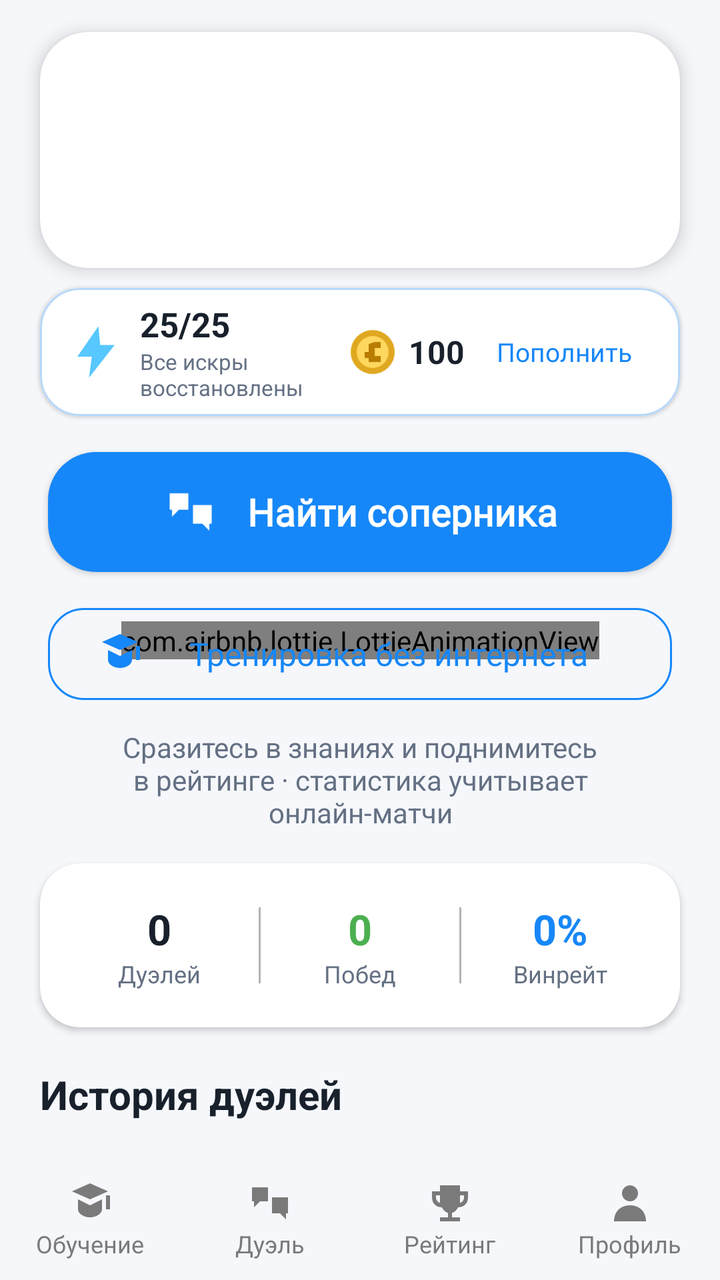
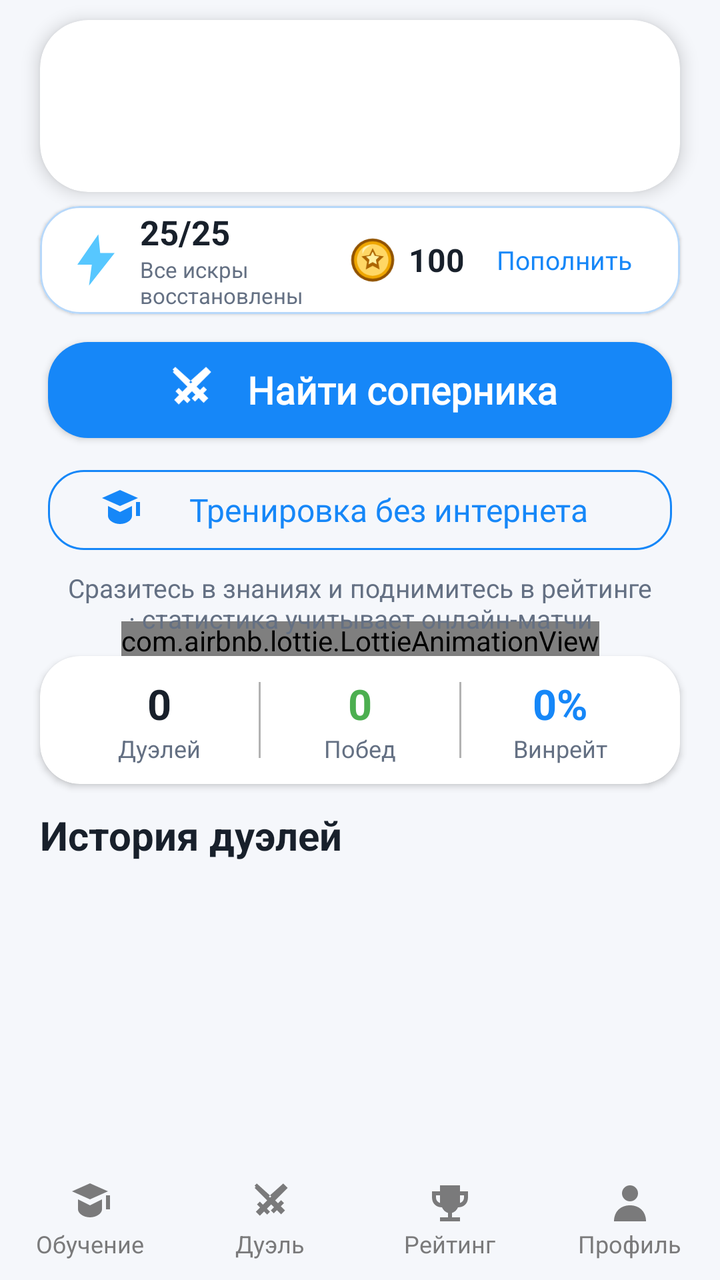

Before-and-after screenshots of an Android layout around one commit, followed by the original layout XML and the change that was made.
<!-- AndroidManifest.xml: application theme Theme.Duelingo -->
<!-- res/layout/activity_menu.xml -->
<androidx.constraintlayout.widget.ConstraintLayout
    xmlns:android="http://schemas.android.com/apk/res/android"
    xmlns:app="http://schemas.android.com/apk/res-auto"
    xmlns:tools="http://schemas.android.com/tools"
    android:layout_width="match_parent"
    android:layout_height="match_parent"
    android:background="?attr/backgroundColor">



    <LinearLayout
        android:id="@+id/searchOverlay"
        android:layout_width="match_parent"
        android:layout_height="match_parent"
        android:visibility="gone"
        android:background="#F21B2433"
        android:clickable="true"
        android:elevation="48dp"
        android:focusable="true"
        android:gravity="center"
        android:orientation="vertical"
        app:layout_constraintBottom_toBottomOf="parent"
        app:layout_constraintEnd_toEndOf="parent"
        app:layout_constraintStart_toStartOf="parent"
        app:layout_constraintTop_toTopOf="parent">

        <ProgressBar
            android:id="@+id/progressBar"
            android:layout_width="80dp"
            android:layout_height="80dp"
            android:indeterminateTint="@color/white"
            android:elevation="12dp"
            app:layout_constraintBottom_toBottomOf="parent"
            app:layout_constraintEnd_toEndOf="parent"
            app:layout_constraintStart_toStartOf="parent"
            app:layout_constraintTop_toTopOf="parent" />

        <TextView
            android:layout_width="wrap_content"
            android:layout_height="wrap_content"
            android:text="@string/searching_for_opponent"
            android:textColor="@color/white"
            android:textSize="16sp"
            android:layout_marginTop="16dp"/>

        <com.google.android.material.button.MaterialButton
            android:id="@+id/btnCancelSearch"
            android:layout_width="wrap_content"
            android:layout_height="wrap_content"
            android:text="@string/cancel_duel_search"
            android:textColor="@color/white"
            android:layout_marginTop="24dp"
            app:backgroundTint="@android:color/transparent"
            app:cornerRadius="18dp"
            app:strokeColor="@color/white"
            app:strokeWidth="1dp" />
    </LinearLayout>

    <com.airbnb.lottie.LottieAnimationView
        android:id="@+id/animationView"
        android:layout_width="wrap_content"
        android:layout_height="wrap_content"
        app:layout_constraintBottom_toBottomOf="parent"
        app:layout_constraintEnd_toEndOf="parent"
        app:layout_constraintStart_toStartOf="parent"
        app:layout_constraintTop_toTopOf="parent"/>

    
    <com.google.android.material.card.MaterialCardView
        android:id="@+id/duelHeroCard"
        android:layout_width="0dp"
        android:layout_height="118dp"
        android:layout_marginHorizontal="20dp"
        android:layout_marginTop="16dp"
        app:cardCornerRadius="24dp"
        app:cardElevation="5dp"
        app:layout_constraintEnd_toEndOf="parent"
        app:layout_constraintStart_toStartOf="parent"
        app:layout_constraintTop_toTopOf="parent">

        <ImageView
            android:id="@+id/duelHeroImage"
            android:layout_width="match_parent"
            android:layout_height="match_parent"
            android:contentDescription="@string/duel_hero_description"
            android:scaleType="centerCrop" />
    </com.google.android.material.card.MaterialCardView>

    <com.google.android.material.card.MaterialCardView
        android:id="@+id/duelEconomyCard"
        android:layout_width="0dp"
        android:layout_height="64dp"
        android:layout_marginHorizontal="20dp"
        android:layout_marginTop="10dp"
        app:cardBackgroundColor="?attr/cardBackgroundColor"
        app:cardCornerRadius="20dp"
        app:strokeColor="@color/word_chip_stroke"
        app:strokeWidth="1dp"
        app:layout_constraintEnd_toEndOf="parent"
        app:layout_constraintStart_toStartOf="parent"
        app:layout_constraintTop_toBottomOf="@id/duelHeroCard">

        <LinearLayout
            android:layout_width="match_parent"
            android:layout_height="match_parent"
            android:gravity="center_vertical"
            android:orientation="horizontal"
            android:paddingHorizontal="14dp">

            <ImageView
                android:layout_width="28dp"
                android:layout_height="28dp"
                android:contentDescription="@string/rush_sparks"
                android:src="@drawable/ic_rush_spark" />

            <LinearLayout
                android:layout_width="0dp"
                android:layout_height="wrap_content"
                android:layout_marginStart="8dp"
                android:layout_weight="1"
                android:orientation="vertical">

                <TextView
                    android:id="@+id/rushBalanceText"
                    android:layout_width="wrap_content"
                    android:layout_height="wrap_content"
                    android:text="25/25"
                    android:textColor="?attr/textColor"
                    android:textSize="17sp"
                    android:textStyle="bold" />

                <TextView
                    android:id="@+id/rushTimerText"
                    android:layout_width="wrap_content"
                    android:layout_height="wrap_content"
                    android:text="@string/rush_sparks_ready"
                    android:textColor="?attr/secondaryTextColor"
                    android:textSize="11sp" />
            </LinearLayout>

            <ImageView
                android:layout_width="24dp"
                android:layout_height="24dp"
                android:contentDescription="@null"
                android:src="@drawable/ic_gold_coin" />

            <TextView
                android:id="@+id/goldBalanceText"
                android:layout_width="wrap_content"
                android:layout_height="wrap_content"
                android:layout_marginStart="6dp"
                android:minWidth="34dp"
                android:text="100"
                android:textColor="?attr/textColor"
                android:textSize="16sp"
                android:textStyle="bold" />

            <com.google.android.material.button.MaterialButton
                android:id="@+id/refillRushButton"
                style="@style/Widget.Material3.Button.TextButton"
                android:layout_width="wrap_content"
                android:layout_height="46dp"
                android:minWidth="0dp"
                android:paddingHorizontal="10dp"
                android:text="@string/open_rush_store"
                android:textAllCaps="false"
                android:textSize="13sp" />
        </LinearLayout>
    </com.google.android.material.card.MaterialCardView>

    <com.google.android.material.button.MaterialButton
        android:id="@+id/btnDuel"
        android:layout_width="0dp"
        android:layout_height="72dp"
        android:layout_marginHorizontal="24dp"
        android:layout_marginTop="12dp"
        android:text="@string/start_duel_search"
        android:textColor="@android:color/white"
        android:textSize="19sp"
        android:textStyle="bold"
        android:elevation="8dp"
        app:backgroundTint="@color/blue_primary"
        app:cornerRadius="24dp"
        app:icon="@drawable/swords24"
        app:iconGravity="textStart"
        app:iconPadding="14dp"
        app:iconSize="28dp"
        app:iconTint="@color/white"
        app:layout_constraintStart_toStartOf="parent"
        app:layout_constraintEnd_toEndOf="parent"
        app:layout_constraintTop_toBottomOf="@id/duelEconomyCard"
        tools:ignore="MissingConstraints" />

    <TextView
        android:id="@+id/duelSubtitle"
        android:layout_width="0dp"
        android:layout_height="wrap_content"
        android:layout_marginHorizontal="32dp"
        android:layout_marginTop="10dp"
        android:gravity="center"
        android:text="@string/duel_subtitle"
        android:textColor="?attr/secondaryTextColor"
        android:textSize="14sp"
        app:layout_constraintEnd_toEndOf="parent"
        app:layout_constraintStart_toStartOf="parent"
        app:layout_constraintTop_toBottomOf="@id/btnOfflineDuel" />

    <com.google.android.material.button.MaterialButton
        android:id="@+id/btnOfflineDuel"
        style="@style/Widget.Material3.Button.OutlinedButton"
        android:layout_width="0dp"
        android:layout_height="54dp"
        android:layout_marginHorizontal="24dp"
        android:layout_marginTop="8dp"
        android:text="@string/start_offline_duel"
        android:textAllCaps="false"
        android:textSize="16sp"
        app:cornerRadius="18dp"
        app:icon="@drawable/graduation24"
        app:iconTint="@color/blue_primary"
        app:strokeColor="@color/blue_primary"
        app:strokeWidth="1dp"
        app:layout_constraintEnd_toEndOf="parent"
        app:layout_constraintStart_toStartOf="parent"
        app:layout_constraintTop_toBottomOf="@id/btnDuel" />

    <TextView
        android:id="@+id/historyTitle"
        android:layout_width="wrap_content"
        android:layout_height="wrap_content"
        android:text="@string/duel_history"
        android:textColor="?attr/textColor"
        android:textSize="20sp"
        android:textStyle="bold"
        android:layout_marginTop="20dp"
        android:layout_marginStart="20dp"
        app:layout_constraintTop_toBottomOf="@id/duelStatsCard"
        app:layout_constraintStart_toStartOf="parent"/>

    <com.google.android.material.card.MaterialCardView
        android:id="@+id/duelStatsCard"
        android:layout_width="0dp"
        android:layout_height="82dp"
        android:layout_marginHorizontal="20dp"
        android:layout_marginTop="16dp"
        app:cardBackgroundColor="?attr/cardBackgroundColor"
        app:cardCornerRadius="20dp"
        app:cardElevation="2dp"
        app:layout_constraintEnd_toEndOf="parent"
        app:layout_constraintStart_toStartOf="parent"
        app:layout_constraintTop_toBottomOf="@id/duelSubtitle">

        <LinearLayout
            android:layout_width="match_parent"
            android:layout_height="match_parent"
            android:gravity="center"
            android:orientation="horizontal"
            android:paddingHorizontal="10dp">

            <LinearLayout
                android:layout_width="0dp"
                android:layout_height="wrap_content"
                android:layout_weight="1"
                android:gravity="center"
                android:orientation="vertical">
                <TextView android:id="@+id/duelsPlayedValue" android:layout_width="wrap_content" android:layout_height="wrap_content" android:text="@string/value_zero" android:textColor="?attr/textColor" android:textSize="21sp" android:textStyle="bold" />
                <TextView android:layout_width="wrap_content" android:layout_height="wrap_content" android:text="@string/duels_played" android:textColor="?attr/secondaryTextColor" android:textSize="12sp" />
            </LinearLayout>

            <View android:layout_width="1dp" android:layout_height="38dp" android:background="?attr/dividerColor" />

            <LinearLayout
                android:layout_width="0dp"
                android:layout_height="wrap_content"
                android:layout_weight="1"
                android:gravity="center"
                android:orientation="vertical">
                <TextView android:id="@+id/duelsWonValue" android:layout_width="wrap_content" android:layout_height="wrap_content" android:text="@string/value_zero" android:textColor="@color/green_primary" android:textSize="21sp" android:textStyle="bold" />
                <TextView android:layout_width="wrap_content" android:layout_height="wrap_content" android:text="@string/duels_won" android:textColor="?attr/secondaryTextColor" android:textSize="12sp" />
            </LinearLayout>

            <View android:layout_width="1dp" android:layout_height="38dp" android:background="?attr/dividerColor" />

            <LinearLayout
                android:layout_width="0dp"
                android:layout_height="wrap_content"
                android:layout_weight="1"
                android:gravity="center"
                android:orientation="vertical">
                <TextView android:id="@+id/duelWinRateValue" android:layout_width="wrap_content" android:layout_height="wrap_content" android:text="@string/percentage_zero" android:textColor="@color/blue_primary" android:textSize="21sp" android:textStyle="bold" />
                <TextView android:layout_width="wrap_content" android:layout_height="wrap_content" android:text="@string/duel_win_rate" android:textColor="?attr/secondaryTextColor" android:textSize="12sp" />
            </LinearLayout>
        </LinearLayout>
    </com.google.android.material.card.MaterialCardView>

    <androidx.recyclerview.widget.RecyclerView
        android:id="@+id/duelHistoryRecyclerView"
        android:layout_width="match_parent"
        android:layout_height="0dp"
        android:layout_marginTop="16dp"
        android:clipToPadding="true"
        android:background="?attr/backgroundColor"
        android:paddingBottom="8dp"
        app:layout_constraintTop_toBottomOf="@id/historyTitle"
        app:layout_constraintBottom_toTopOf="@id/linearLayout2"/>

    <LinearLayout
        android:id="@+id/emptyHistoryContainer"
        android:layout_width="0dp"
        android:layout_height="0dp"
        android:gravity="center"
        android:orientation="horizontal"
        android:paddingHorizontal="20dp"
        android:paddingVertical="10dp"
        android:visibility="gone"
        app:layout_constraintBottom_toTopOf="@id/linearLayout2"
        app:layout_constraintEnd_toEndOf="parent"
        app:layout_constraintStart_toStartOf="parent"
        app:layout_constraintTop_toBottomOf="@id/historyTitle">

        <ImageView
            android:layout_width="44dp"
            android:layout_height="44dp"
            android:alpha="0.85"
            android:contentDescription="@null"
            android:src="@drawable/swords24"
            app:tint="@color/blue_primary" />

        <LinearLayout
            android:layout_width="0dp"
            android:layout_height="wrap_content"
            android:layout_marginStart="14dp"
            android:layout_weight="1"
            android:orientation="vertical">

            <TextView
                android:layout_width="match_parent"
                android:layout_height="wrap_content"
                android:text="@string/empty_duel_history_title"
                android:textColor="?attr/textColor"
                android:textSize="17sp"
                android:textStyle="bold" />

            <TextView
                android:layout_width="match_parent"
                android:layout_height="wrap_content"
                android:layout_marginTop="3dp"
                android:breakStrategy="balanced"
                android:maxLines="3"
                android:text="@string/empty_duel_history_text"
                android:textColor="?attr/secondaryTextColor"
                android:textSize="13sp" />
        </LinearLayout>
    </LinearLayout>

    <LinearLayout
        android:id="@+id/linearLayout2"
        android:layout_width="match_parent"
        android:layout_height="60dp"
        android:background="?attr/backgroundColor"
        android:orientation="horizontal"
        app:layout_constraintBottom_toBottomOf="parent">

        <LinearLayout
            android:id="@+id/tests"
            android:layout_width="0dp"
            android:layout_height="match_parent"
            android:layout_weight="1"
            android:background="?attr/selectableItemBackgroundBorderless"
            android:gravity="center"
            android:orientation="vertical">

            <FrameLayout
                android:layout_width="wrap_content"
                android:layout_height="wrap_content">

                <ImageView
                    android:id="@+id/testIcon"
                    android:layout_width="24dp"
                    android:layout_height="24dp"
                    android:contentDescription="@string/nav_learning"
                    android:src="@drawable/graduation24" />

                <com.airbnb.lottie.LottieAnimationView
                    android:id="@+id/testAnimation"
                    android:layout_width="24dp"
                    android:layout_height="24dp"
                    android:visibility="gone" />
            </FrameLayout>

            <TextView
                android:id="@+id/testTest"
                android:layout_width="wrap_content"
                android:layout_height="wrap_content"
                android:text="@string/nav_learning"
                android:textColor="#7A7A7B"
                android:textSize="12sp" />
        </LinearLayout>

        
        <LinearLayout
            android:id="@+id/duel"
            android:layout_width="0dp"
            android:layout_height="match_parent"
            android:layout_weight="1"
            android:background="?attr/selectableItemBackgroundBorderless"
            android:gravity="center"
            android:orientation="vertical">

            <FrameLayout
                android:layout_width="wrap_content"
                android:layout_height="wrap_content">

                <ImageView
                    android:id="@+id/mainIcon"
                    android:layout_width="24dp"
                    android:layout_height="24dp"
                    android:contentDescription="@string/nav_duel"
                    android:src="@drawable/swords24" />

                <com.airbnb.lottie.LottieAnimationView
                    android:id="@+id/duelAnimation"
                    android:layout_width="24dp"
                    android:layout_height="24dp"
                    android:visibility="gone" />
            </FrameLayout>

            <TextView
                android:id="@+id/mainTest"
                android:layout_width="wrap_content"
                android:layout_height="wrap_content"
                android:text="@string/nav_duel"
                android:textColor="#7A7A7B"
                android:textSize="12sp" />
        </LinearLayout>

        
        <LinearLayout
            android:id="@+id/leaderboard"
            android:layout_width="0dp"
            android:layout_height="match_parent"
            android:layout_weight="1"
            android:background="?attr/selectableItemBackgroundBorderless"
            android:gravity="center"
            android:orientation="vertical">


            <FrameLayout
                android:layout_width="wrap_content"
                android:layout_height="wrap_content">

                <ImageView
                    android:id="@+id/cupIcon"
                    android:layout_width="24dp"
                    android:layout_height="24dp"
                    android:contentDescription="@string/nav_rank"
                    android:src="@drawable/trophy24" />

                <com.airbnb.lottie.LottieAnimationView
                    android:id="@+id/cupAnimation"
                    android:layout_width="24dp"
                    android:layout_height="24dp"
                    android:visibility="gone" />
            </FrameLayout>

            <TextView
                android:id="@+id/cupTest"
                android:layout_width="wrap_content"
                android:layout_height="wrap_content"
                android:text="@string/nav_rank"
                android:textColor="#7A7A7B"
                android:textSize="12sp" />
        </LinearLayout>

        
        <LinearLayout
            android:id="@+id/profile"
            android:layout_width="0dp"
            android:layout_height="match_parent"
            android:layout_weight="1"
            android:background="?attr/selectableItemBackgroundBorderless"
            android:gravity="center"
            android:orientation="vertical">

            <FrameLayout
                android:layout_width="wrap_content"
                android:layout_height="wrap_content">

                <ImageView
                    android:id="@+id/profileIcon"
                    android:layout_width="24dp"
                    android:layout_height="24dp"
                    android:contentDescription="@string/nav_profile"
                    android:src="@drawable/profile24" />

                <com.airbnb.lottie.LottieAnimationView
                    android:id="@+id/profAnimation"
                    android:layout_width="24dp"
                    android:layout_height="24dp"
                    android:visibility="gone" />
            </FrameLayout>

            <TextView
                android:id="@+id/profileTest"
                android:layout_width="wrap_content"
                android:layout_height="wrap_content"
                android:text="@string/nav_profile"
                android:textColor="#7A7A7B"
                android:textSize="12sp" />
        </LinearLayout>
    </LinearLayout>
</androidx.constraintlayout.widget.ConstraintLayout>
<!-- resources referenced by this layout -->
<resources>
  <color name="blue_primary">#1687F8</color>
  <color name="green_primary">#4CAF50</color>
  <color name="white">#FFFFFFFF</color>
  <color name="word_chip_stroke">#B7D8FA</color>
  <!-- drawable ic_gold_coin (drawable) -->
  <vector xmlns:android="http://schemas.android.com/apk/res/android" android:width="24dp" android:height="24dp" android:viewportWidth="24" android:viewportHeight="24">
      <path android:fillColor="#E0A820" android:pathData="M12,1 A11,11 0,1 0,12 23 A11,11 0,1 0,12 1"/>
      <path android:fillColor="#FFD75E" android:pathData="M12,4 A8,8 0,1 0,12 20 A8,8 0,1 0,12 4"/>
      <path android:fillColor="#B77C00" android:pathData="M13,7 L16,7 L16,10 L13,10 L13,14 L16,14 L16,17 L10,17 L10,15 L8,15 L8,12 L10,12 L10,8 Z"/>
  </vector>
  <!-- drawable ic_rush_spark (drawable) -->
  <vector xmlns:android="http://schemas.android.com/apk/res/android" android:width="24dp" android:height="24dp" android:viewportWidth="24" android:viewportHeight="24">
      <path android:fillColor="#57C7FF" android:pathData="M13,1 L4,14 L10.2,14 L9,23 L20,9 L13.8,9 Z"/>
  </vector>
  <!-- drawable swords24 (drawable) -->
  <vector xmlns:android="http://schemas.android.com/apk/res/android" android:width="24dp" android:height="24dp" android:viewportWidth="24" android:viewportHeight="24">
      <path android:fillColor="#7A7A7B" android:pathData="M3,4h8v7H7l-3,3v-3H3zM13,9h8v8h-1v3l-3,-3h-4z" />
  </vector>
  <string name="cancel_duel_search">Отменить поиск</string>
  <string name="duel_hero_description">Иллюстрация языковой дуэли</string>
  <string name="duel_history">История дуэлей</string>
  <string name="duel_subtitle">Сразитесь в знаниях и поднимитесь в рейтинге · статистика учитывает онлайн-матчи</string>
  <string name="duel_win_rate">Винрейт</string>
  <string name="duels_played">Дуэлей</string>
  <string name="duels_won">Побед</string>
  <string name="empty_duel_history_text">Найдите соперника — здесь появятся счёт, время и результат матча.</string>
  <string name="empty_duel_history_title">Первая победа впереди</string>
  <string name="nav_duel">Дуэль</string>
  <string name="nav_learning">Обучение</string>
  <string name="nav_profile">Профиль</string>
  <string name="nav_rank">Рейтинг</string>
  <string name="open_rush_store">Пополнить</string>
  <string name="percentage_zero" translatable="false" formatted="false">0%</string>
  <string name="rush_sparks">Rush-искры</string>
  <string name="rush_sparks_ready">Все искры восстановлены</string>
  <string name="searching_for_opponent">Подбираем соперника вашего уровня…</string>
  <string name="start_duel_search">Найти соперника</string>
  <string name="start_offline_duel">Тренировка без интернета</string>
  <string name="value_zero" translatable="false">0</string>
  <color name="black">#FF000000</color>
  <color name="background_light">#F5F7FB</color>
  <color name="text_color_light">#18202B</color>
  <color name="secondary_text_light">#647083</color>
  <color name="surface_light">#FFFFFF</color>
  <color name="gray_light">#B3B3B3</color>
  <!-- unchanged entries left out for length: 5 -->
</resources>

<!-- the commit's change to res/layout/activity_menu.xml (unified diff, before → after) -->
@@ -69,9 +69,9 @@
     <com.google.android.material.card.MaterialCardView
         android:id="@+id/duelHeroCard"
         android:layout_width="0dp"
-        android:layout_height="118dp"
+        android:layout_height="86dp"
         android:layout_marginHorizontal="20dp"
-        android:layout_marginTop="16dp"
+        android:layout_marginTop="10dp"
         app:cardCornerRadius="24dp"
         app:cardElevation="5dp"
         app:layout_constraintEnd_toEndOf="parent"
@@ -89,9 +89,9 @@
     <com.google.android.material.card.MaterialCardView
         android:id="@+id/duelEconomyCard"
         android:layout_width="0dp"
-        android:layout_height="64dp"
+        android:layout_height="54dp"
         android:layout_marginHorizontal="20dp"
-        android:layout_marginTop="10dp"
+        android:layout_marginTop="7dp"
         app:cardBackgroundColor="?attr/cardBackgroundColor"
         app:cardCornerRadius="20dp"
         app:strokeColor="@color/word_chip_stroke"
@@ -171,16 +171,16 @@
     <com.google.android.material.button.MaterialButton
         android:id="@+id/btnDuel"
         android:layout_width="0dp"
-        android:layout_height="72dp"
+        android:layout_height="60dp"
         android:layout_marginHorizontal="24dp"
-        android:layout_marginTop="12dp"
+        android:layout_marginTop="8dp"
         android:text="@string/start_duel_search"
         android:textColor="@android:color/white"
         android:textSize="19sp"
         android:textStyle="bold"
         android:elevation="8dp"
         app:backgroundTint="@color/blue_primary"
-        app:cornerRadius="24dp"
+        app:cornerRadius="20dp"
         app:icon="@drawable/swords24"
         app:iconGravity="textStart"
         app:iconPadding="14dp"
@@ -196,11 +196,12 @@
         android:layout_width="0dp"
         android:layout_height="wrap_content"
         android:layout_marginHorizontal="32dp"
-        android:layout_marginTop="10dp"
+        android:layout_marginTop="6dp"
         android:gravity="center"
         android:text="@string/duel_subtitle"
         android:textColor="?attr/secondaryTextColor"
-        android:textSize="14sp"
+        android:maxLines="2"
+        android:textSize="13sp"
         app:layout_constraintEnd_toEndOf="parent"
         app:layout_constraintStart_toStartOf="parent"
         app:layout_constraintTop_toBottomOf="@id/btnOfflineDuel" />
@@ -209,9 +210,9 @@
         android:id="@+id/btnOfflineDuel"
         style="@style/Widget.Material3.Button.OutlinedButton"
         android:layout_width="0dp"
-        android:layout_height="54dp"
+        android:layout_height="48dp"
         android:layout_marginHorizontal="24dp"
-        android:layout_marginTop="8dp"
+        android:layout_marginTop="6dp"
         android:text="@string/start_offline_duel"
         android:textAllCaps="false"
         android:textSize="16sp"
@@ -232,7 +233,7 @@
         android:textColor="?attr/textColor"
         android:textSize="20sp"
         android:textStyle="bold"
-        android:layout_marginTop="20dp"
+        android:layout_marginTop="12dp"
         android:layout_marginStart="20dp"
         app:layout_constraintTop_toBottomOf="@id/duelStatsCard"
         app:layout_constraintStart_toStartOf="parent"/>
@@ -240,9 +241,9 @@
     <com.google.android.material.card.MaterialCardView
         android:id="@+id/duelStatsCard"
         android:layout_width="0dp"
-        android:layout_height="82dp"
+        android:layout_height="64dp"
         android:layout_marginHorizontal="20dp"
-        android:layout_marginTop="16dp"
+        android:layout_marginTop="10dp"
         app:cardBackgroundColor="?attr/cardBackgroundColor"
         app:cardCornerRadius="20dp"
         app:cardElevation="2dp"
@@ -297,7 +298,7 @@
         android:id="@+id/duelHistoryRecyclerView"
         android:layout_width="match_parent"
         android:layout_height="0dp"
-        android:layout_marginTop="16dp"
+        android:layout_marginTop="8dp"
         android:clipToPadding="true"
         android:background="?attr/backgroundColor"
         android:paddingBottom="8dp"
<!-- resource entries referenced after the edit -->
@@ -5,10 +5,14 @@
   <color name="white">#FFFFFFFF</color>
   <color name="word_chip_stroke">#B7D8FA</color>
   <!-- drawable ic_gold_coin (drawable) -->
-  <vector xmlns:android="http://schemas.android.com/apk/res/android" android:width="24dp" android:height="24dp" android:viewportWidth="24" android:viewportHeight="24">
-      <path android:fillColor="#E0A820" android:pathData="M12,1 A11,11 0,1 0,12 23 A11,11 0,1 0,12 1"/>
-      <path android:fillColor="#FFD75E" android:pathData="M12,4 A8,8 0,1 0,12 20 A8,8 0,1 0,12 4"/>
-      <path android:fillColor="#B77C00" android:pathData="M13,7 L16,7 L16,10 L13,10 L13,14 L16,14 L16,17 L10,17 L10,15 L8,15 L8,12 L10,12 L10,8 Z"/>
+  <vector xmlns:android="http://schemas.android.com/apk/res/android"
+      android:width="24dp" android:height="24dp" android:viewportWidth="24" android:viewportHeight="24">
+      <path android:fillColor="#915300" android:pathData="M12,1.25A10.75,10.75 0,1 0,12 22.75A10.75,10.75 0,1 0,12 1.25" />
+      <path android:fillColor="#EFA600" android:pathData="M12,2.65A9.35,9.35 0,1 0,12 21.35A9.35,9.35 0,1 0,12 2.65" />
+      <path android:fillColor="#FFD765" android:pathData="M12,4.1A7.9,7.9 0,1 0,12 19.9A7.9,7.9 0,1 0,12 4.1" />
+      <path android:fillColor="#FFF2B3" android:pathData="M7.15,6.3C8.25,5.2 9.75,4.6 11.35,4.55C9.15,5.35 7.65,6.9 6.95,9.05C6.7,8.1 6.8,7.1 7.15,6.3" />
+      <path android:fillColor="#AC6500" android:pathData="M12,6.1l1.72,3.5 3.86,0.56 -2.79,2.72 0.66,3.84L12,14.9l-3.45,1.82 0.66,-3.84 -2.79,-2.72 3.86,-0.56z" />
+      <path android:fillColor="#FFF0A0" android:pathData="M12,7.8l1.03,2.09 2.31,0.34 -1.67,1.63 0.39,2.3L12,13.08l-2.06,1.08 0.39,-2.3 -1.67,-1.63 2.31,-0.34z" />
   </vector>
   <!-- drawable ic_rush_spark (drawable) -->
   <vector xmlns:android="http://schemas.android.com/apk/res/android" android:width="24dp" android:height="24dp" android:viewportWidth="24" android:viewportHeight="24">
@@ -16,7 +20,7 @@
   </vector>
   <!-- drawable swords24 (drawable) -->
   <vector xmlns:android="http://schemas.android.com/apk/res/android" android:width="24dp" android:height="24dp" android:viewportWidth="24" android:viewportHeight="24">
-      <path android:fillColor="#7A7A7B" android:pathData="M3,4h8v7H7l-3,3v-3H3zM13,9h8v8h-1v3l-3,-3h-4z" />
+      <path android:fillColor="#7A7A7B" android:pathData="M19.7,3.2l1.1,1.1 -6.25,6.25 1.45,1.45 1.55,-1.55 1.42,1.42 -1.56,1.56 2.12,2.12 -1.98,1.98 -2.12,-2.12 -1.56,1.56 -1.42,-1.42 1.55,-1.55 -1.45,-1.45 -2.12,2.12 1.55,1.55 -1.42,1.42 -1.55,-1.55 -2.12,2.12 -1.98,-1.98 2.12,-2.12 -1.56,-1.56 1.42,-1.42 1.56,1.56 2.12,-2.12 -6.25,-6.25 1.1,-1.1 6.57,5.93zM4.3,3.2l1.1,-1.1 6.6,5.96 -1.45,1.45zM18.6,2.1l1.1,1.1 -6.25,6.25 -1.45,-1.45z" />
   </vector>
   <string name="cancel_duel_search">Отменить поиск</string>
   <string name="duel_hero_description">Иллюстрация языковой дуэли</string>
